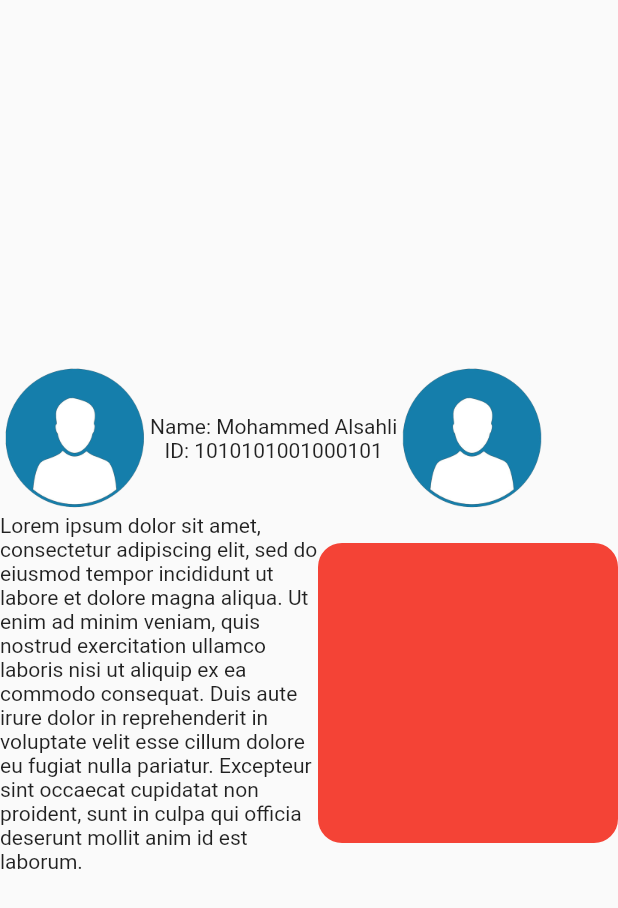
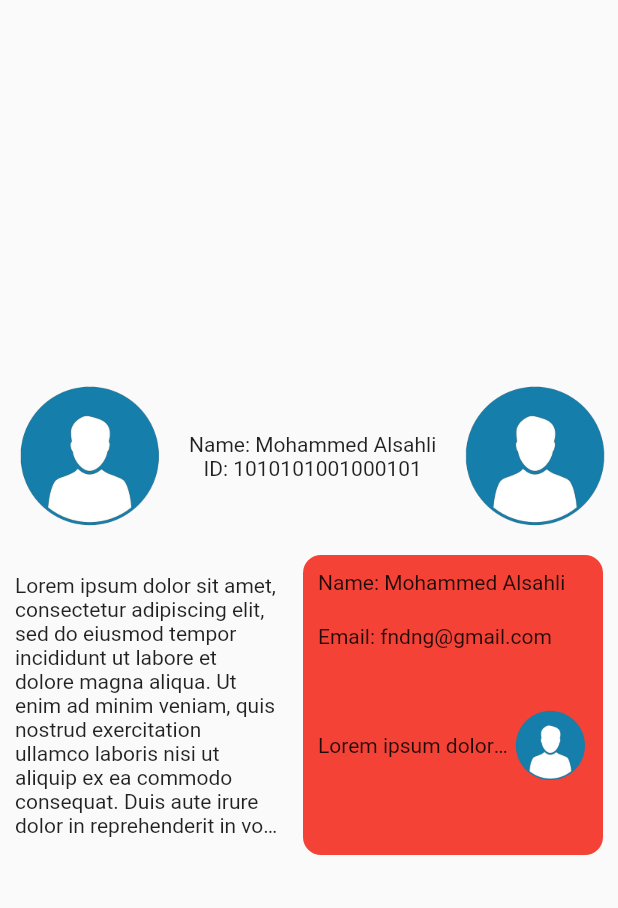
Before and after one commit to MohammedSaudAlsahli/FlutterSecondApp, a Flutter app: the screen it shows after launch, on a phone screen of 412 x 824 dp. Shown: the top 908 px of the screen. Run offline on Flutter 3.47's test engine with Material 2 defaults, Android fonts, the phone set to English and light mode, and no system bars.

Commit message:
finished assinment

```diff
--- a/lib/profile_page.dart
+++ b/lib/profile_page.dart
@@ -7,43 +7,80 @@ class ProfilePage extends StatelessWidget {
   Widget build(BuildContext context) {
     return Scaffold(
       body: SafeArea(
+        child: Padding(
+          padding: const EdgeInsets.all(10.0),
           child: Column(
             mainAxisAlignment: MainAxisAlignment.center,
             children: [
               Row(
+                mainAxisAlignment: MainAxisAlignment.center,
                 children: [
                   Image.asset(
                     'assets/image1.png',
                     width: 100,
                   ),
+                  const SizedBox(width: 16),
                   const Column(
                     children: [
                       Text('Name: Mohammed Alsahli'),
                       Text('ID: 1010101001000101')
                     ],
                   ),
+                  const SizedBox(width: 16),
                   Image.asset(
                     'assets/image1.png',
                     width: 100,
                   ),
                 ],
               ),
+              const SizedBox(height: 16),
+              Row(
+                mainAxisAlignment: MainAxisAlignment.center,
+                children: [
+                  const Expanded(
+                    child: Text(
+                      'Lorem ipsum dolor sit amet, consectetur adipiscing elit, sed do eiusmod tempor incididunt ut labore et dolore magna aliqua. Ut enim ad minim veniam, quis nostrud exercitation ullamco laboris nisi ut aliquip ex ea commodo consequat. Duis aute irure dolor in reprehenderit in voluptate velit esse cillum dolore eu fugiat nulla pariatur. Excepteur sint occaecat cupidatat non proident, sunt in culpa qui officia deserunt mollit anim id est laborum.',
+                      overflow: TextOverflow.ellipsis,
+                      maxLines: 11,
+                    ),
+                  ),
+                  const SizedBox(width: 16),
+                  Container(
+                    decoration: BoxDecoration(
+                        color: Colors.red,
+                        borderRadius: BorderRadius.circular(12)),
+                    width: 200,
+                    height: 200,
+                    child: Padding(
+                      padding: const EdgeInsets.all(10.0),
+                      child: Column(
+                        children: [
+                          Column(
+                            crossAxisAlignment: CrossAxisAlignment.start,
+                            children: [
+                              const Text('Name: Mohammed Alsahli'),
+                              const SizedBox(height: 20),
+                              const Text('Email: fndng@gmail.com'),
+                              const SizedBox(height: 40),
                               Row(
                                 children: [
                                   const Expanded(
                                     child: Text(
                                       'Lorem ipsum dolor sit amet, consectetur adipiscing elit, sed do eiusmod tempor incididunt ut labore et dolore magna aliqua. Ut enim ad minim veniam, quis nostrud exercitation ullamco laboris nisi ut aliquip ex ea commodo consequat. Duis aute irure dolor in reprehenderit in voluptate velit esse cillum dolore eu fugiat nulla pariatur. Excepteur sint occaecat cupidatat non proident, sunt in culpa qui officia deserunt mollit anim id est laborum.',
-                    overflow: TextOverflow.clip,
+                                      overflow: TextOverflow.ellipsis,
+                                      maxLines: 1,
                                     ),
                                   ),
-                Container(
-                  decoration: BoxDecoration(
-                      color: Colors.red,
-                      borderRadius: BorderRadius.circular(16)),
-                  width: 200,
-                  height: 200,
-                  child: const Row(
-                    children: [],
+                                  Image.asset(
+                                    'assets/image1.png',
+                                    width: 50,
+                                  )
+                                ],
+                              )
+                            ],
+                          )
+                        ],
+                      ),
                     ),
                   )
                 ],
@@ -51,6 +88,7 @@ class ProfilePage extends StatelessWidget {
             ],
           ),
         ),
+      ),
     );
   }
 }
```
Lines whose indentation alone changed are shown as unchanged.
